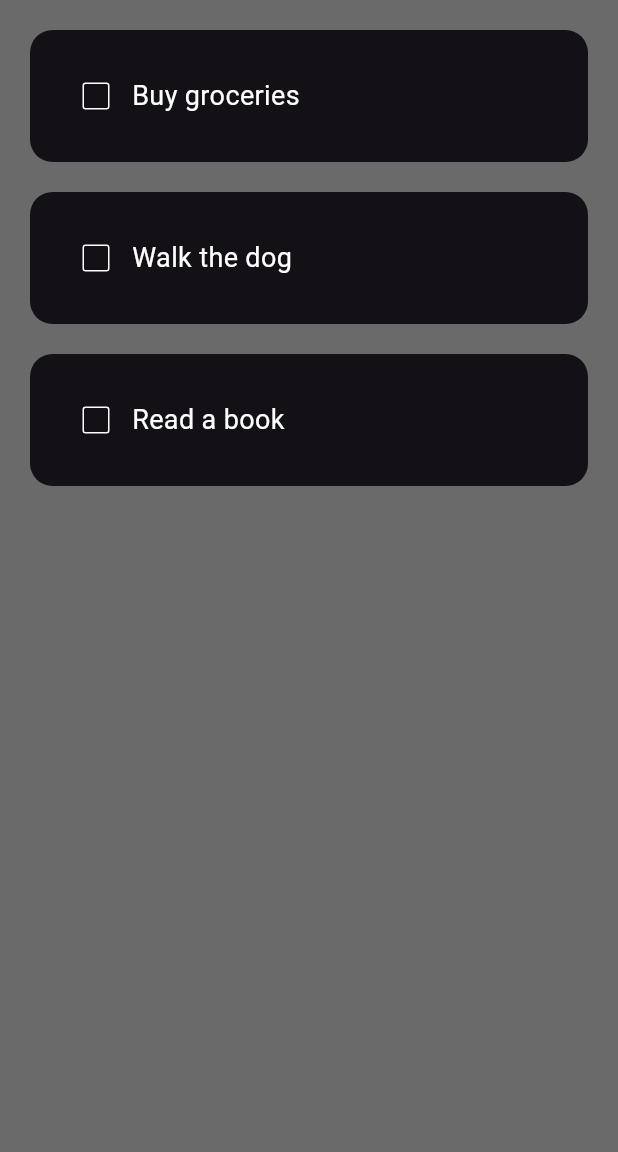
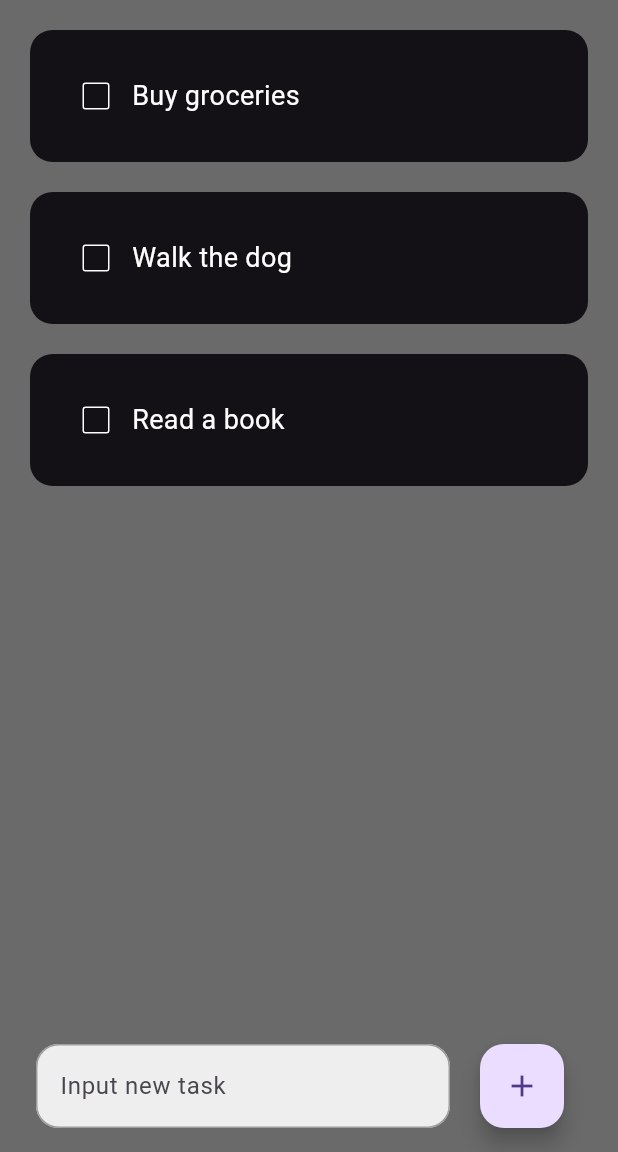
Before and after one commit to AuliaVirza101/todolist_flutter, a Flutter app: the screen it shows after launch, on a phone screen of 412 x 824 dp, the part 84-1236 px from its top. Run offline on Flutter 3.47's test engine with Material 3 defaults, Android fonts, the phone set to English and light mode, and no system bars.

Commit message:
Add new Task

```diff
--- a/lib/pages/homepage.dart
+++ b/lib/pages/homepage.dart
@@ -15,10 +15,17 @@ class _HomePageState extends State<HomePage> {
     ['Walk the dog', false],
     ['Read a book', false],
   ];
-
-   void checkBoxChanged(int index) {
+  final _controller = TextEditingController();
+  void checkBoxChanged(int index) {
     setState(() {
       toDoList[index][1] = !toDoList[index][1];
+    });
+  }
+
+  void saveNewTask() {
+    setState(() {
+      toDoList.add([_controller.text, false]);
+      _controller.clear();
     });
   }
 
@@ -42,6 +49,44 @@ class _HomePageState extends State<HomePage> {
               onChanged: (value) => checkBoxChanged(index),
             );
           }),
+      floatingActionButton: Padding(
+        padding: const EdgeInsets.symmetric(horizontal: 20),
+        child: Row(
+          children: [
+            Expanded(
+              child: Padding(
+                padding: const EdgeInsets.symmetric(
+                  horizontal: 20,
+                ),
+                child: TextField(
+                  controller: _controller,
+                  decoration: InputDecoration(
+                    hintText: 'Input new task',
+                    filled: true,
+                    fillColor: Colors.grey.shade200,
+                    enabledBorder: OutlineInputBorder(
+                      borderSide: const BorderSide(
+                        color: Colors.grey,
+                      ),
+                      borderRadius: BorderRadius.circular(15),
+                    ),
+                    focusedBorder: OutlineInputBorder(
+                      borderSide: const BorderSide(
+                        color: Colors.grey,
+                      ),
+                      borderRadius: BorderRadius.circular(15),
+                    ),
+                  ),
+                ),
+              ),
+            ),
+            FloatingActionButton(
+              onPressed: saveNewTask,
+              child: const Icon(Icons.add),
+            ),
+          ],
+        ),
+      ),
     );
   }
 }
```
